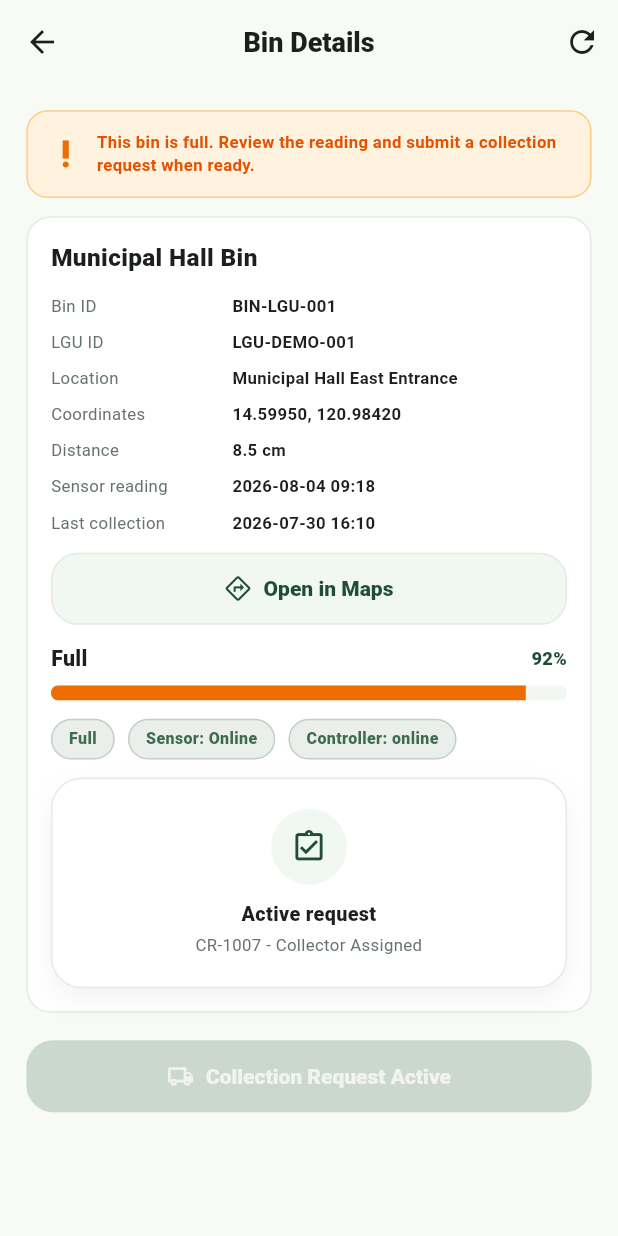
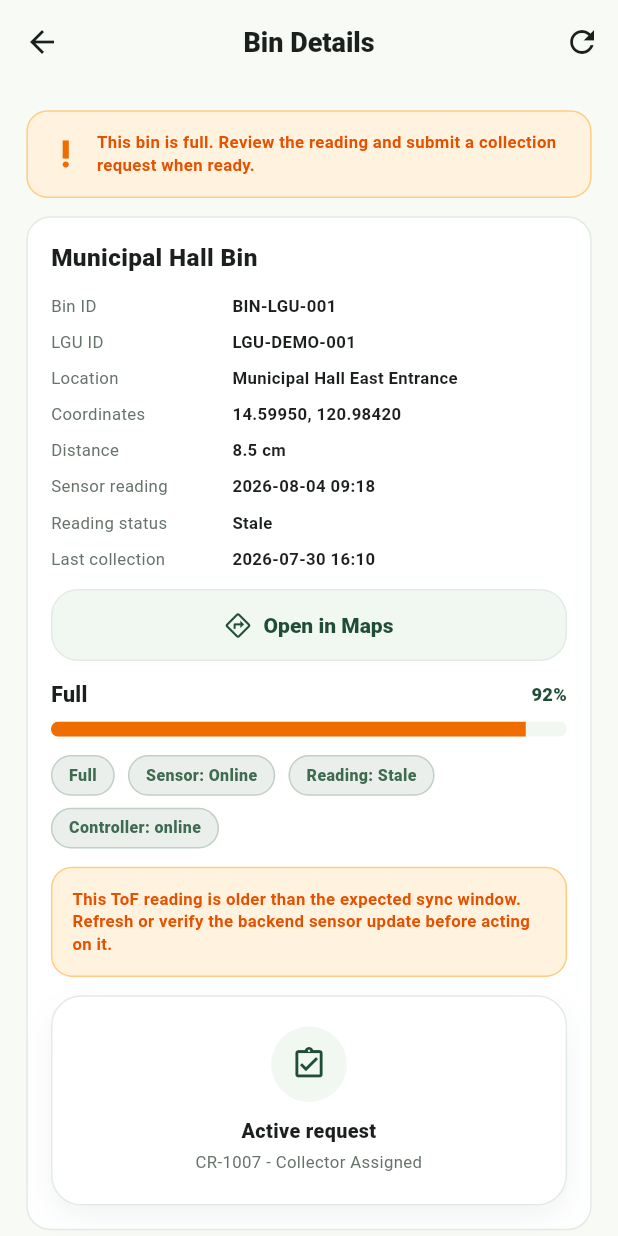
Before and after one commit to recytechewaste/recytech-mobile, a Flutter app: the BinDetailsScreen screen opened directly with empty values, on a phone screen of 412 x 824 dp. Run offline on Flutter 3.47's test engine with Material 3 defaults, Android fonts, the phone set to English and light mode, and no system bars; our stand-ins replace dio, flutter_screenutil, flutter_secure_storage, image_picker; missing offline and left inert: tflite_flutter; accounts and stored records are empty.

Commit message:
chore: harden mobile integration readiness

```diff
--- a/recytecmobproj/lib/core/network/api_exceptions.dart
+++ b/recytecmobproj/lib/core/network/api_exceptions.dart
@@ -3,6 +3,8 @@ class ApiException implements Exception {
   final int? statusCode;
   ApiException(this.message, {this.statusCode});
 
+  bool get isUnauthorized => statusCode == 401 || statusCode == 403;
+
   @override
   String toString() =>
       'ApiException(statusCode: $statusCode, message: $message)';
--- a/recytecmobproj/lib/data/models/bin_monitoring_models.dart
+++ b/recytecmobproj/lib/data/models/bin_monitoring_models.dart
@@ -191,6 +191,25 @@ class BinMonitoringData {
         fallback: 'Legacy camera disabled',
       ),
     );
+  }
+}
+
+class SensorReadingFreshness {
+  const SensorReadingFreshness._();
+
+  static const staleAfter = Duration(hours: 2);
+
+  static String status(DateTime? lastUpdatedAt, {DateTime? now}) {
+    if (lastUpdatedAt == null) return 'Unknown';
+    final reference = now ?? DateTime.now();
+    if (lastUpdatedAt.isAfter(reference)) return 'Unknown';
+    return reference.difference(lastUpdatedAt) > staleAfter
+        ? 'Stale'
+        : 'Current';
+  }
+
+  static bool isStale(DateTime? lastUpdatedAt, {DateTime? now}) {
+    return status(lastUpdatedAt, now: now) == 'Stale';
   }
 }
 
@@ -406,7 +425,6 @@ class CollectionReport {
     required this.detectedCategories,
     required this.confirmedCategories,
     required this.actualQuantity,
-    required this.actualWeight,
     required this.completionStatus,
     this.beforeImage,
     this.afterImage,
@@ -419,7 +437,6 @@ class CollectionReport {
   final List<String> detectedCategories;
   final List<String> confirmedCategories;
   final int actualQuantity;
-  final double actualWeight;
   final String? beforeImage;
   final String? afterImage;
   final String? collectorRemarks;
@@ -433,7 +450,6 @@ class CollectionReport {
       'detectedCategories': detectedCategories,
       'confirmedCategories': confirmedCategories,
       'actualQuantity': actualQuantity,
-      'actualWeight': actualWeight,
       'beforeImage': beforeImage,
       'afterImage': afterImage,
       'collectorRemarks': collectorRemarks,
--- a/recytecmobproj/lib/data/repositories/contribution_repository.dart
+++ b/recytecmobproj/lib/data/repositories/contribution_repository.dart
@@ -9,8 +9,8 @@ class ContributionRepository {
   Future<List<ContributionModel>> fetchMyContributions() async {
     final list = await _api.fetchContributions();
     return list
-        .map((e) =>
-            ContributionModel.fromJson((e as Map).cast<String, dynamic>()))
+        .whereType<Map>()
+        .map((e) => ContributionModel.fromJson(e.cast<String, dynamic>()))
         .toList();
   }
 }
--- a/recytecmobproj/lib/data/repositories/request_repository.dart
+++ b/recytecmobproj/lib/data/repositories/request_repository.dart
@@ -28,8 +28,8 @@ class RequestRepository {
   Future<List<EWasteRequestModel>> fetchMyRequests() async {
     final list = await _api.fetchMyRequests();
     return list
-        .map((e) =>
-            EWasteRequestModel.fromJson((e as Map).cast<String, dynamic>()))
+        .whereType<Map>()
+        .map((e) => EWasteRequestModel.fromJson(e.cast<String, dynamic>()))
         .toList();
   }
 
--- a/recytecmobproj/lib/presentation/collector/collection/collection_workflow_screen.dart
+++ b/recytecmobproj/lib/presentation/collector/collection/collection_workflow_screen.dart
@@ -102,7 +102,9 @@ class _CollectionWorkflowScreenState extends State<CollectionWorkflowScreen> {
 
     final updated = await Navigator.push<CollectedEWasteItem>(
       context,
-      MaterialPageRoute(builder: (_) => const CollectorEWasteCaptureScreen()),
+      MaterialPageRoute(
+        builder: (_) => CollectorEWasteCaptureScreen(initialItem: item),
+      ),
     );
     if (updated == null || !mounted) return;
     setState(() => _draft.items[index] = updated);
--- a/recytecmobproj/lib/presentation/lgu/bins/assigned_bins_screen.dart
+++ b/recytecmobproj/lib/presentation/lgu/bins/assigned_bins_screen.dart
@@ -46,7 +46,8 @@ class _AssignedBinsScreenState extends State<AssignedBinsScreen> {
   List<RecyTechBin> _filteredBins(List<RecyTechBin> bins) {
     if (_filter == 'all') return bins;
     return bins
-        .where((bin) => FullnessStatuses.normalize(bin.fullnessStatus) == _filter)
+        .where(
+            (bin) => FullnessStatuses.normalize(bin.fullnessStatus) == _filter)
         .toList();
   }
 
@@ -134,6 +135,7 @@ class _AssignedBinsScreenState extends State<AssignedBinsScreen> {
   Widget _binCard(RecyTechBin bin) {
     final fullnessLabel = FullnessStatuses.label(bin.fullnessStatus);
     final sensorLabel = SensorStatuses.label(bin.sensorStatus);
+    final freshnessLabel = SensorReadingFreshness.status(bin.lastUpdatedAt);
 
     return InkWell(
       onTap: () => _openBin(bin),
@@ -193,6 +195,7 @@ class _AssignedBinsScreenState extends State<AssignedBinsScreen> {
               children: [
                 StatusBadge(label: fullnessLabel),
                 StatusBadge(label: 'Sensor: $sensorLabel'),
+                StatusBadge(label: 'Reading: $freshnessLabel'),
                 if (bin.hasActiveCollectionRequest)
                   StatusBadge(
                     label:
--- a/recytecmobproj/lib/presentation/lgu/bins/bin_details_screen.dart
+++ b/recytecmobproj/lib/presentation/lgu/bins/bin_details_screen.dart
@@ -168,6 +168,8 @@ class _BinDetailsScreenState extends State<BinDetailsScreen> {
   Widget _conditionPanel(RecyTechBin bin, BinMonitoringData monitoring) {
     final fullnessLabel = FullnessStatuses.label(monitoring.fullnessStatus);
     final sensorLabel = SensorStatuses.label(monitoring.sensorStatus);
+    final freshnessLabel =
+        SensorReadingFreshness.status(monitoring.lastUpdatedAt);
 
     return Container(
       padding: EdgeInsets.all(14.w),
@@ -194,6 +196,7 @@ class _BinDetailsScreenState extends State<BinDetailsScreen> {
           _infoRow('Coordinates', _coordinatesLabel(bin)),
           _infoRow('Distance', _distanceLabel(monitoring.distanceCm)),
           _infoRow('Sensor reading', formatDateTime(monitoring.lastUpdatedAt)),
+          _infoRow('Reading status', freshnessLabel),
           _infoRow('Last collection', formatDateTime(bin.lastCollectionAt)),
           SizedBox(height: 12.h),
           SizedBox(
@@ -216,12 +219,17 @@ class _BinDetailsScreenState extends State<BinDetailsScreen> {
             children: [
               StatusBadge(label: fullnessLabel),
               StatusBadge(label: 'Sensor: $sensorLabel'),
+              StatusBadge(label: 'Reading: $freshnessLabel'),
               if ((monitoring.controllerStatus ?? '').trim().isNotEmpty)
                 StatusBadge(
                   label: 'Controller: ${monitoring.controllerStatus}',
                 ),
             ],
           ),
+          if (freshnessLabel == 'Stale') ...[
+            SizedBox(height: 12.h),
+            _staleReadingWarning(),
+          ],
           if (bin.activeCollectionRequest != null) ...[
             SizedBox(height: 12.h),
             EmptyState(
@@ -289,6 +297,27 @@ class _BinDetailsScreenState extends State<BinDetailsScreen> {
       ],
     );
   }
+
+  Widget _staleReadingWarning() {
+    return Container(
+      width: double.infinity,
+      padding: EdgeInsets.all(12.w),
+      decoration: BoxDecoration(
+        color: Colors.orange.shade50,
+        borderRadius: BorderRadius.circular(14),
+        border: Border.all(color: Colors.orange.shade200),
+      ),
+      child: Text(
+        'This ToF reading is older than the expected sync window. Refresh or verify the backend sensor update before acting on it.',
+        style: TextStyle(
+          color: Colors.orange.shade900,
+          fontSize: 11.sp,
+          fontWeight: FontWeight.w700,
+          height: 1.35,
+        ),
+      ),
+    );
+  }
 }
 
 class _BinDetailsData {
--- a/recytecmobproj/lib/presentation/lgu/requests/collection_request_form_screen.dart
+++ b/recytecmobproj/lib/presentation/lgu/requests/collection_request_form_screen.dart
@@ -64,7 +64,9 @@ class _CollectionRequestFormScreenState
     } catch (e) {
       if (!mounted) return;
       ScaffoldMessenger.of(context).showSnackBar(
-        SnackBar(content: Text('Unable to create request: $e')),
+        const SnackBar(
+          content: Text('Unable to create request. Please try again.'),
+        ),
       );
     } finally {
       if (mounted) setState(() => _submitting = false);
@@ -130,17 +132,22 @@ class _CollectionRequestFormScreenState
           _row('Location', bin.location),
           _row(
             'Fill',
-            bin.fillPercentage == null ? '-' : '${bin.fillPercentage!.round()}%',
+            bin.fillPercentage == null
+                ? '-'
+                : '${bin.fillPercentage!.round()}%',
           ),
           _row('Fullness', fullnessLabel),
-          _row('Timestamp', formatDateTime(DateTime.now())),
+          _row('Reading timestamp', formatDateTime(bin.lastUpdatedAt)),
+          _row('Reading status',
+              SensorReadingFreshness.status(bin.lastUpdatedAt)),
           SizedBox(height: 12.h),
           Wrap(
             spacing: 8.w,
             runSpacing: 8.h,
             children: [
               StatusBadge(label: fullnessLabel),
-              StatusBadge(label: 'Sensor: ${SensorStatuses.label(bin.sensorStatus)}'),
+              StatusBadge(
+                  label: 'Sensor: ${SensorStatuses.label(bin.sensorStatus)}'),
             ],
           ),
         ],
```
Also changed, not shown: recytecmobproj/lib/core/config/env.dart (+9 -3 lines), recytecmobproj/lib/core/network/api_client.dart (+33 -4 lines), recytecmobproj/lib/core/utils/map_launcher.dart (+12 -1 lines), recytecmobproj/lib/data/datasources/contribution_api.dart (+6 -1 lines), recytecmobproj/lib/data/datasources/request_api.dart (+15 -2 lines), recytecmobproj/lib/presentation/collector/collection/collector_ewaste_capture_screen.dart (+65 -10 lines), recytecmobproj/lib/presentation/notifications/notification_center_screen.dart (+12 -2 lines), recytecmobproj/pubspec.yaml (+2 -20 lines), recytecmobproj/pubspec.lock, 2 other files.
